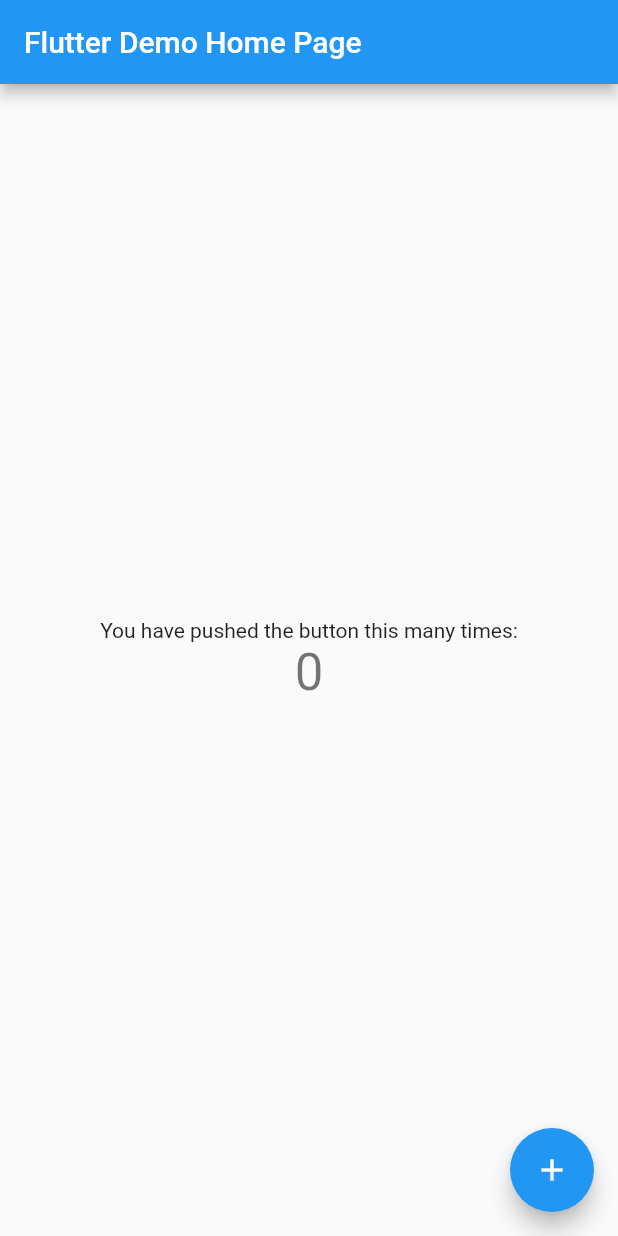
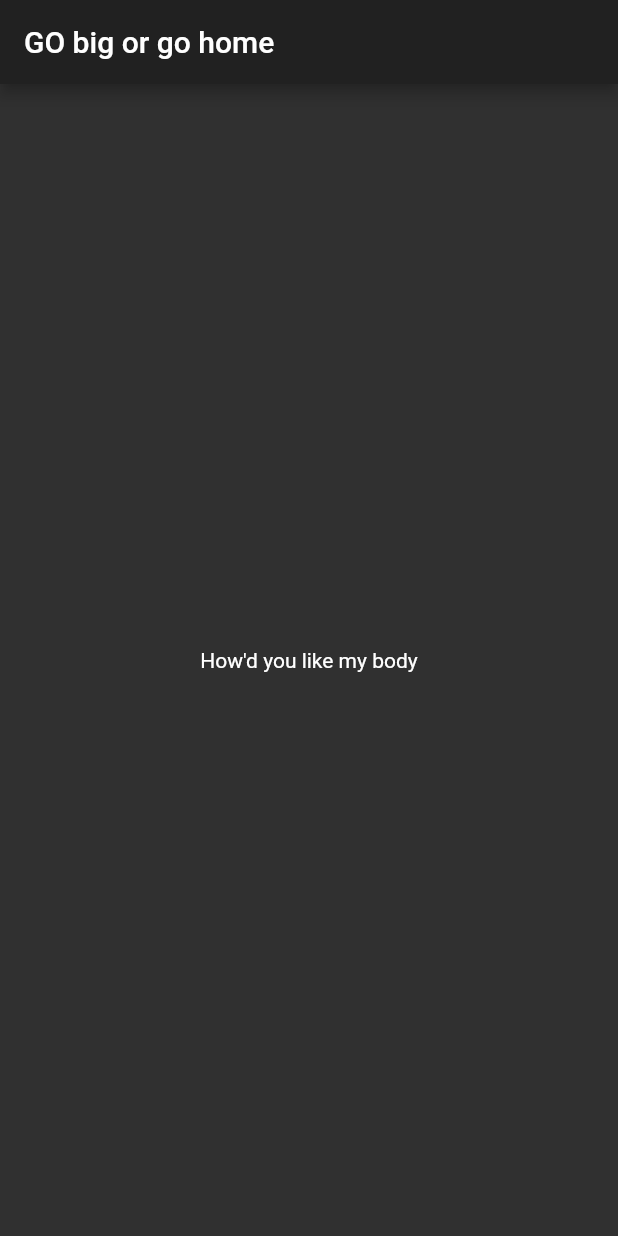
Before and after one commit to sanjogururaj47/MealsFlutterApp, a Flutter app: the screen it shows after launch, on a phone screen of 412 x 824 dp. Run offline on Flutter 3.47's test engine with Material 2 defaults, Android fonts, the phone set to English and light mode, and no system bars.

```diff
--- a/lib/main.dart
+++ b/lib/main.dart
@@ -9,39 +9,15 @@ class MyApp extends StatelessWidget {
   @override
   Widget build(BuildContext context) {
     return MaterialApp(
-      title: 'Flutter Demo',
-      theme: ThemeData(
-        // This is the theme of your application.
-        //
-        // Try running your application with "flutter run". You'll see the
-        // application has a blue toolbar. Then, without quitting the app, try
-        // changing the primarySwatch below to Colors.green and then invoke
-        // "hot reload" (press "r" in the console where you ran "flutter run",
-        // or simply save your changes to "hot reload" in a Flutter IDE).
-        // Notice that the counter didn't reset back to zero; the application
-        // is not restarted.
-        primarySwatch: Colors.blue,
-        // This makes the visual density adapt to the platform that you run
-        // the app on. For desktop platforms, the controls will be smaller and
-        // closer together (more dense) than on mobile platforms.
-        visualDensity: VisualDensity.adaptivePlatformDensity,
-      ),
-      home: MyHomePage(title: 'Flutter Demo Home Page'),
+      title: 'Come get this bread',
+      theme: ThemeData.dark(),
+      home: MyHomePage(title: 'GO big or go home'),
     );
   }
 }
 
 class MyHomePage extends StatefulWidget {
   MyHomePage({Key key, this.title}) : super(key: key);
-
-  // This widget is the home page of your application. It is stateful, meaning
-  // that it has a State object (defined below) that contains fields that affect
-  // how it looks.
-
-  // This class is the configuration for the state. It holds the values (in this
-  // case the title) provided by the parent (in this case the App widget) and
-  // used by the build method of the State. Fields in a Widget subclass are
-  // always marked "final".
 
   final String title;
 
@@ -54,67 +30,19 @@ class _MyHomePageState extends State<MyHomePage> {
 
   void _incrementCounter() {
     setState(() {
-      // This call to setState tells the Flutter framework that something has
-      // changed in this State, which causes it to rerun the build method below
-      // so that the display can reflect the updated values. If we changed
-      // _counter without calling setState(), then the build method would not be
-      // called again, and so nothing would appear to happen.
       _counter++;
     });
   }
 
   @override
   Widget build(BuildContext context) {
-    // This method is rerun every time setState is called, for instance as done
-    // by the _incrementCounter method above.
-    //
-    // The Flutter framework has been optimized to make rerunning build methods
-    // fast, so that you can just rebuild anything that needs updating rather
-    // than having to individually change instances of widgets.
     return Scaffold(
       appBar: AppBar(
-        // Here we take the value from the MyHomePage object that was created by
-        // the App.build method, and use it to set our appbar title.
         title: Text(widget.title),
       ),
       body: Center(
-        // Center is a layout widget. It takes a single child and positions it
-        // in the middle of the parent.
-        child: Column(
-          // Column is also a layout widget. It takes a list of children and
-          // arranges them vertically. By default, it sizes itself to fit its
-          // children horizontally, and tries to be as tall as its parent.
-          //
-          // Invoke "debug painting" (press "p" in the console, choose the
-          // "Toggle Debug Paint" action from the Flutter Inspector in Android
-          // Studio, or the "Toggle Debug Paint" command in Visual Studio Code)
-          // to see the wireframe for each widget.
-          //
-          // Column has various properties to control how it sizes itself and
-          // how it positions its children. Here we use mainAxisAlignment to
-          // center the children vertically; the main axis here is the vertical
-          // axis because Columns are vertical (the cross axis would be
-          // horizontal).
-          mainAxisAlignment: MainAxisAlignment.center,
-          children: <Widget>[
-            Text(
-              'You have pushed the button this many times:',
-            ),
-            Text(
-              '$_counter',
-              style: Theme.of(context).textTheme.headline4,
-            ),
-          ],
-        ),
-      ),
-      floatingActionButton: FloatingActionButton(
-        onPressed: _incrementCounter,
-        tooltip: 'Increment',
-        child: Icon(Icons.add),
+        child: Text('How\'d you like my body'),
       ), // This trailing comma makes auto-formatting nicer for build methods.
     );
   }
 }
-
-
-/* so whenever i want to push do i do this */
```
Also changed, not shown: lib/categories_screen.dart (added, +18 -0 lines), lib/dummy_data.dart (added, +56 -0 lines), lib/models/category.dart (added, +13 -0 lines).
